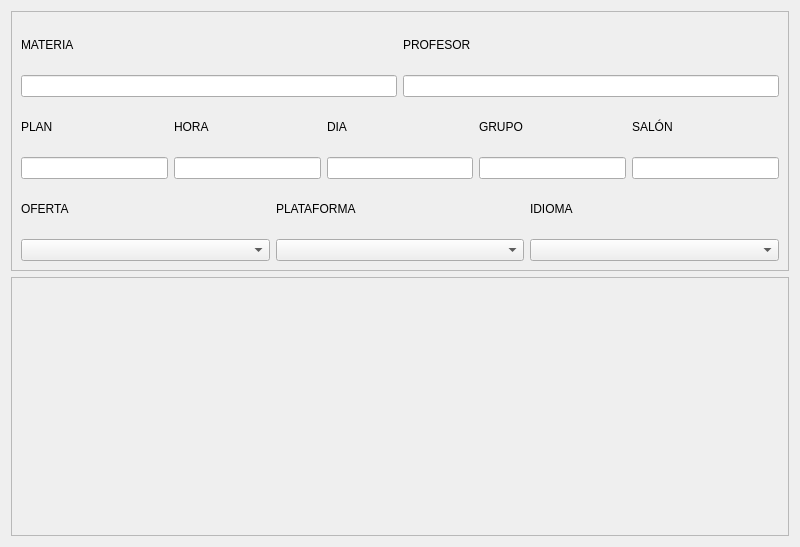
CornelioEmbedded/GUI_Horarios, file src/ui_files/add_class.ui: the form before one commit.
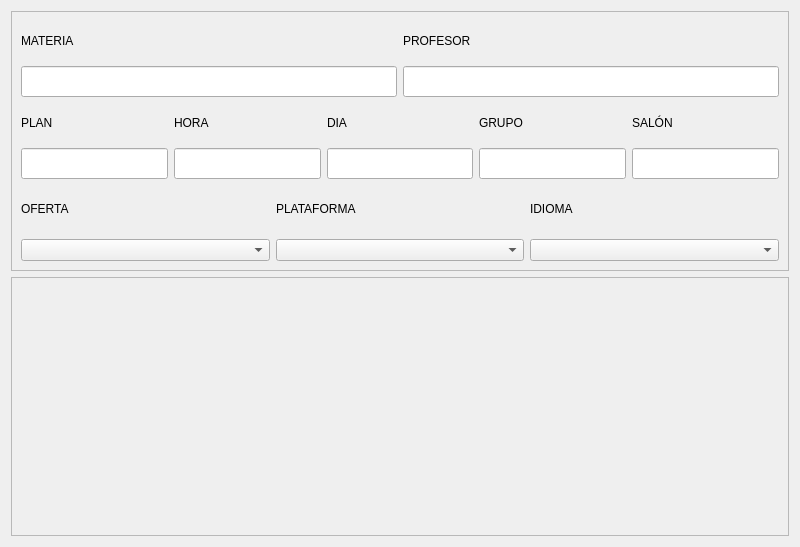
The form after the commit.

Commit message: make fonts better

```diff
--- a/src/ui_files/add_class.ui
+++ b/src/ui_files/add_class.ui
@@ -39,7 +39,14 @@
                </widget>
               </item>
               <item>
-               <widget class="QLineEdit" name="lineEdit_4"/>
+               <widget class="QLineEdit" name="lineEdit_4">
+                <property name="font">
+                 <font>
+                  <family>Century Gothic</family>
+                  <pointsize>12</pointsize>
+                 </font>
+                </property>
+               </widget>
               </item>
              </layout>
             </item>
@@ -53,7 +60,14 @@
                </widget>
               </item>
               <item>
-               <widget class="QLineEdit" name="lineEdit_5"/>
+               <widget class="QLineEdit" name="lineEdit_5">
+                <property name="font">
+                 <font>
+                  <family>Century Gothic</family>
+                  <pointsize>12</pointsize>
+                 </font>
+                </property>
+               </widget>
               </item>
              </layout>
             </item>
@@ -71,7 +85,14 @@
                </widget>
               </item>
               <item>
-               <widget class="QLineEdit" name="lineEdit_3"/>
+               <widget class="QLineEdit" name="lineEdit_3">
+                <property name="font">
+                 <font>
+                  <family>Century Gothic</family>
+                  <pointsize>12</pointsize>
+                 </font>
+                </property>
+               </widget>
               </item>
              </layout>
             </item>
@@ -85,7 +106,14 @@
                </widget>
               </item>
               <item>
-               <widget class="QLineEdit" name="lineEdit"/>
+               <widget class="QLineEdit" name="lineEdit">
+                <property name="font">
+                 <font>
+                  <family>Century Gothic</family>
+                  <pointsize>12</pointsize>
+                 </font>
+                </property>
+               </widget>
               </item>
              </layout>
             </item>
@@ -99,7 +127,14 @@
                </widget>
               </item>
               <item>
-               <widget class="QLineEdit" name="lineEdit_2"/>
+               <widget class="QLineEdit" name="lineEdit_2">
+                <property name="font">
+                 <font>
+                  <family>Century Gothic</family>
+                  <pointsize>12</pointsize>
+                 </font>
+                </property>
+               </widget>
               </item>
              </layout>
             </item>
@@ -113,7 +148,14 @@
                </widget>
               </item>
               <item>
-               <widget class="QLineEdit" name="lineEdit_6"/>
+               <widget class="QLineEdit" name="lineEdit_6">
+                <property name="font">
+                 <font>
+                  <family>Century Gothic</family>
+                  <pointsize>12</pointsize>
+                 </font>
+                </property>
+               </widget>
               </item>
              </layout>
             </item>
@@ -127,7 +169,14 @@
                </widget>
               </item>
               <item>
-               <widget class="QLineEdit" name="lineEdit_7"/>
+               <widget class="QLineEdit" name="lineEdit_7">
+                <property name="font">
+                 <font>
+                  <family>Century Gothic</family>
+                  <pointsize>12</pointsize>
+                 </font>
+                </property>
+               </widget>
               </item>
              </layout>
             </item>
```
